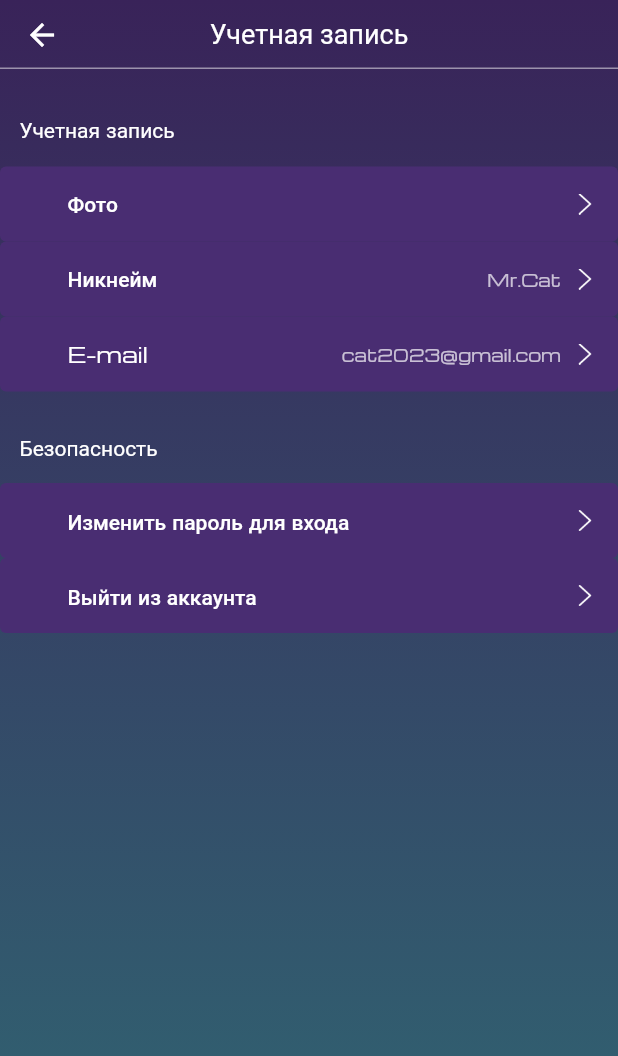
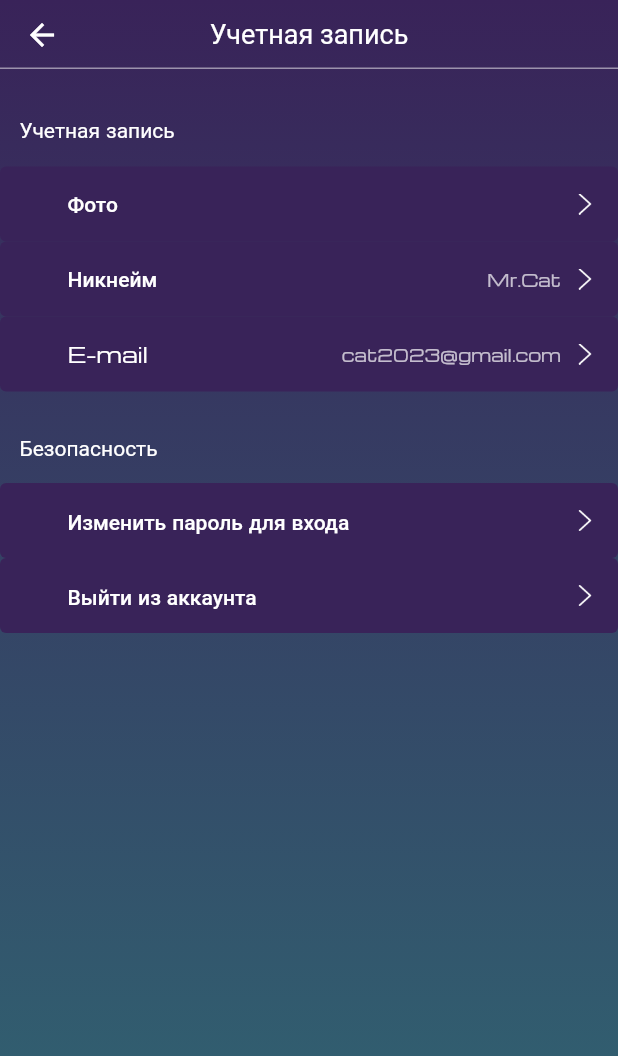
Before and after one commit to SergeiGD/IOT-flutter, a Flutter app: the SettingsScreen screen opened directly, on a phone screen of 412 x 824 dp. Shown: the top 1056 px of the screen. Run offline on Flutter 3.47's test engine with Material 2 defaults, Android fonts, the phone set to English and light mode, and no system bars.

Commit message:
fixed color of button

```diff
--- a/iot/lib/ProfileScreen/profile_screen.dart
+++ b/iot/lib/ProfileScreen/profile_screen.dart
@@ -105,7 +105,7 @@ class ButtonProfile extends StatelessWidget {
         style: ElevatedButton.styleFrom(
           elevation: 0,
           padding: const EdgeInsets.symmetric(horizontal: 15, vertical: 13),
-          backgroundColor: const Color.fromARGB(255, 73, 45, 114),
+          backgroundColor: const Color.fromRGBO(57, 35, 89, 1),
         ),
         onPressed: onTap,
         child: Row(
```
